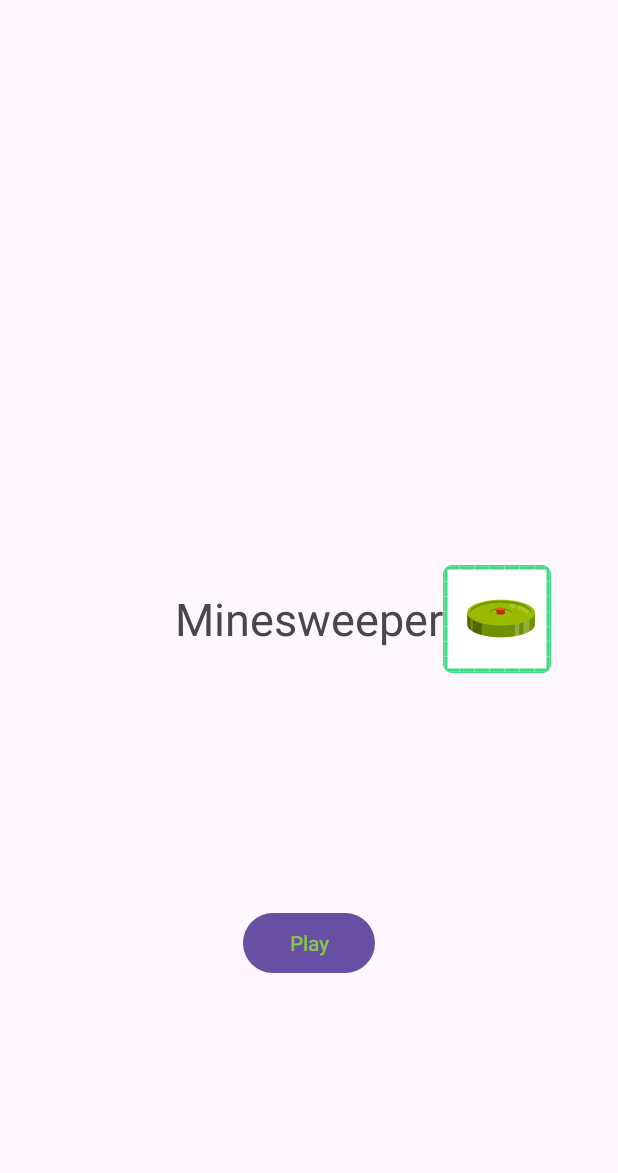
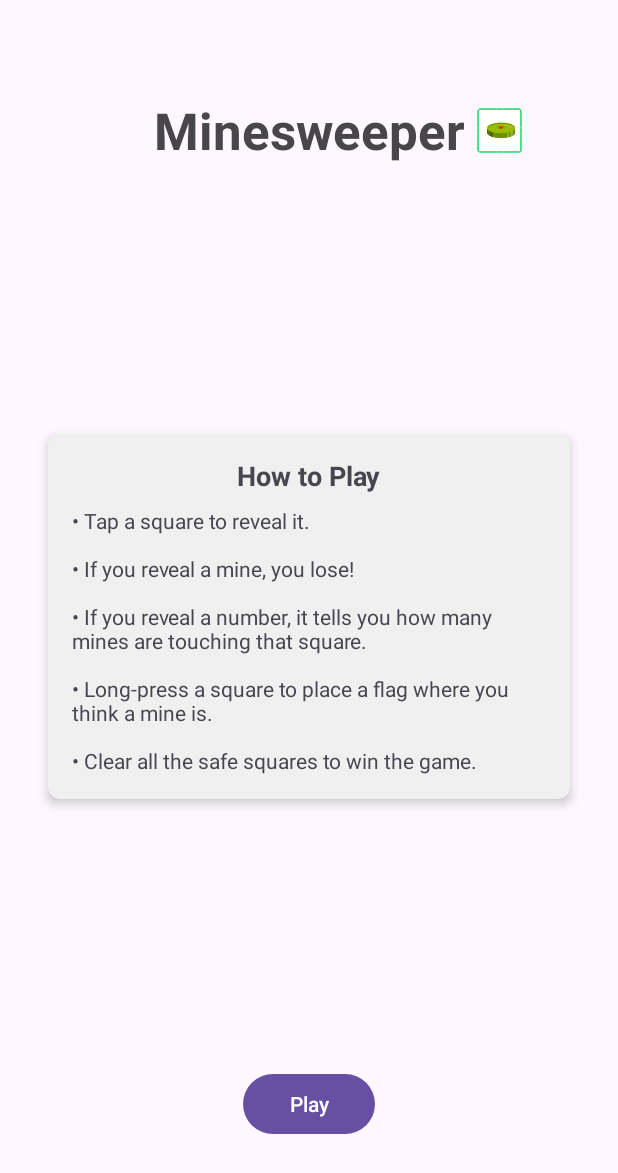
Before and after one commit to Babagesh/Minesweeper, an Android app: the screen it shows after launch (MainActivity), on a phone screen of 412 x 824 dp. Shown: the top 1173 px of the screen. Run offline under Robolectric (Android 15) with nearby library versions, the phone set to English and light mode, and no system bars.

Commit message:
added instructions to home page

```diff
--- a/app/src/main/res/layout/activity_main.xml
+++ b/app/src/main/res/layout/activity_main.xml
@@ -7,37 +7,78 @@
     android:layout_height="match_parent"
     tools:context=".MainActivity">
 
+    <!-- The Title Group (TextView and ImageView) -->
     <TextView
-        android:id="@+id/textView"
+        android:id="@+id/titleTextView"
         android:layout_width="wrap_content"
         android:layout_height="wrap_content"
+        android:layout_marginTop="64dp"
         android:text="Minesweeper"
-        android:textSize="30sp"
-        app:layout_constraintBottom_toBottomOf="parent"
+        android:textSize="34sp"
+        android:textStyle="bold"
         app:layout_constraintEnd_toEndOf="parent"
         app:layout_constraintStart_toStartOf="parent"
         app:layout_constraintTop_toTopOf="parent" />
 
     <ImageView
-        android:id="@+id/imageView"
-        android:layout_width="wrap_content"
-        android:layout_height="wrap_content"
-        app:layout_constraintBottom_toBottomOf="@+id/textView"
-        app:layout_constraintStart_toEndOf="@+id/textView"
-        app:layout_constraintTop_toTopOf="@+id/textView"
+        android:id="@+id/titleImageView"
+        android:layout_width="30dp"
+        android:layout_height="30dp"
+        android:layout_marginStart="8dp"
+        app:layout_constraintBottom_toBottomOf="@+id/titleTextView"
+        app:layout_constraintStart_toEndOf="@+id/titleTextView"
+        app:layout_constraintTop_toTopOf="@+id/titleTextView"
         app:srcCompat="@mipmap/mine" />
 
+    <!-- The Play Button (Now constrained to the bottom) -->
     <Button
         android:id="@+id/play"
         android:layout_width="wrap_content"
         android:layout_height="wrap_content"
+        android:layout_marginBottom="64dp"
         android:text="Play"
-        android:textColor="#8BC34A"
-        android:textColorHint="#8BC34A"
-        android:textColorLink="#4CAF50"
         app:layout_constraintBottom_toBottomOf="parent"
         app:layout_constraintEnd_toEndOf="parent"
+        app:layout_constraintStart_toStartOf="parent" />
+
+    <!-- The Instructions Box (This is the new part) -->
+    <androidx.cardview.widget.CardView
+        android:id="@+id/instructionsCard"
+        android:layout_width="0dp"
+        android:layout_height="wrap_content"
+        android:layout_marginStart="32dp"
+        android:layout_marginEnd="32dp"
+        app:cardBackgroundColor="#F0F0F0"
+        app:cardCornerRadius="8dp"
+        app:cardElevation="4dp"
+        app:layout_constraintBottom_toTopOf="@+id/play"
+        app:layout_constraintEnd_toEndOf="parent"
         app:layout_constraintStart_toStartOf="parent"
-        app:layout_constraintTop_toBottomOf="@+id/textView" />
+        app:layout_constraintTop_toBottomOf="@+id/titleTextView">
+
+        <LinearLayout
+            android:layout_width="match_parent"
+            android:layout_height="wrap_content"
+            android:orientation="vertical"
+            android:padding="16dp">
+
+            <TextView
+                android:layout_width="wrap_content"
+                android:layout_height="wrap_content"
+                android:layout_gravity="center_horizontal"
+                android:text="How to Play"
+                android:textSize="18sp"
+                android:textStyle="bold"
+                android:layout_marginBottom="8dp"/>
+
+            <TextView
+                android:layout_width="wrap_content"
+                android:layout_height="wrap_content"
+                android:text="• Tap a square to reveal it.\n\n• If you reveal a mine, you lose!\n\n• If you reveal a number, it tells you how many mines are touching that square.\n\n• Long-press a square to place a flag where you think a mine is.\n\n• Clear all the safe squares to win the game."
+                android:textSize="14sp" />
+
+        </LinearLayout>
+
+    </androidx.cardview.widget.CardView>
 
 </androidx.constraintlayout.widget.ConstraintLayout>
```
